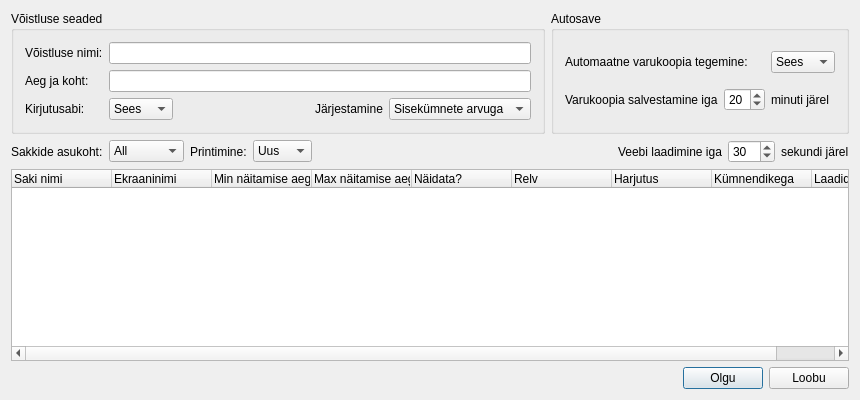
Above: src/seadedkast.ui from ymeramees/protokollitaja before the change. Below: the same form after it.
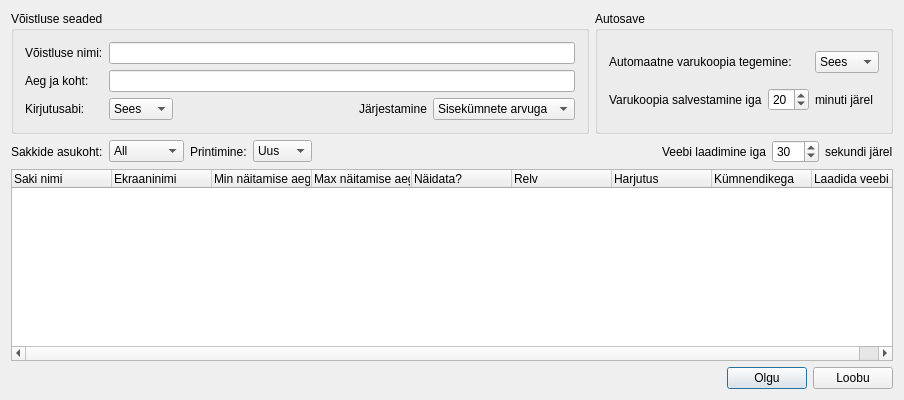
That is the form after the change.

Patch:
```diff
--- a/src/seadedkast.ui
+++ b/src/seadedkast.ui
@@ -6,7 +6,7 @@
    <rect>
     <x>0</x>
     <y>0</y>
-    <width>860</width>
+    <width>904</width>
     <height>400</height>
    </rect>
   </property>
```
